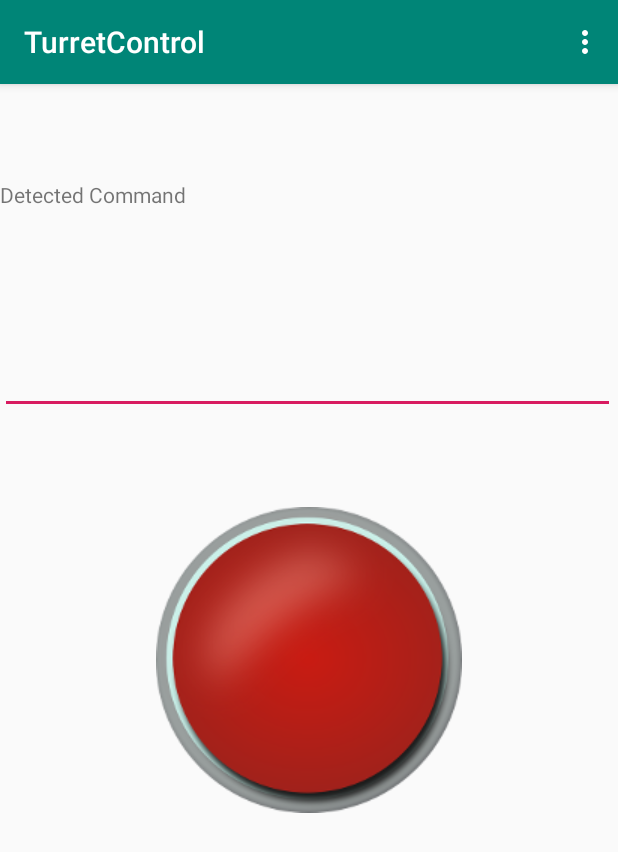
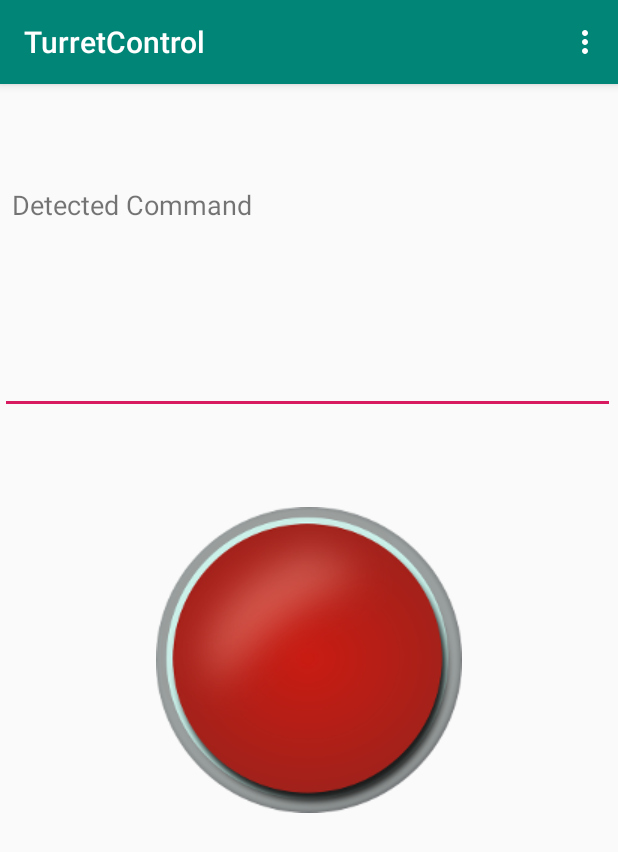
Before and after one commit to GrazianoMJ/EC535_Project, an Android app: the screen it shows after launch (TurretControlActivity), on a phone screen of 412 x 824 dp. Shown: the top 852 px of the screen. Run offline under Robolectric (Android 15) with nearby library versions, the phone set to English and light mode, and no system bars.

Commit message:
Increase font size for command label
Default font size is too small.

```diff
--- a/android/app/src/main/res/layout/content_main.xml
+++ b/android/app/src/main/res/layout/content_main.xml
@@ -12,9 +12,12 @@
         android:id="@+id/textLabel"
         android:layout_width="197dp"
         android:layout_height="46dp"
-        android:layout_marginTop="64dp"
+        android:layout_marginStart="8dp"
+        android:layout_marginLeft="8dp"
+        android:layout_marginTop="68dp"
         android:editable="false"
         android:text="TextView"
+        android:textSize="18sp"
         app:layout_constraintStart_toStartOf="parent"
         app:layout_constraintTop_toTopOf="parent" />
 
```
